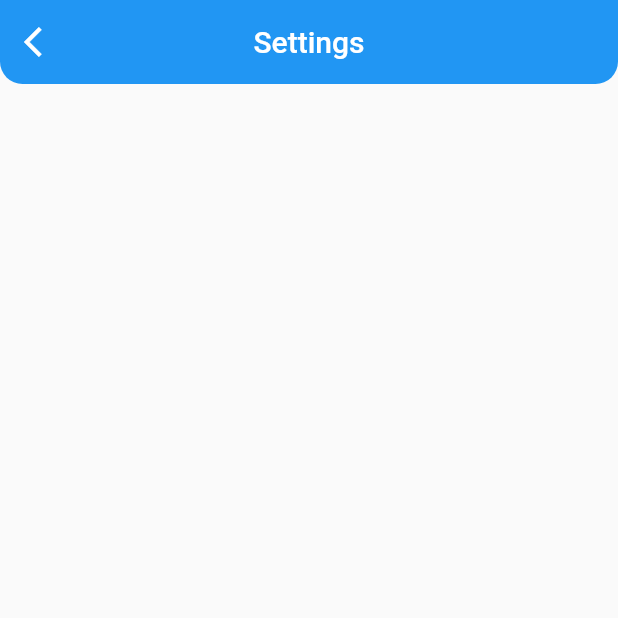
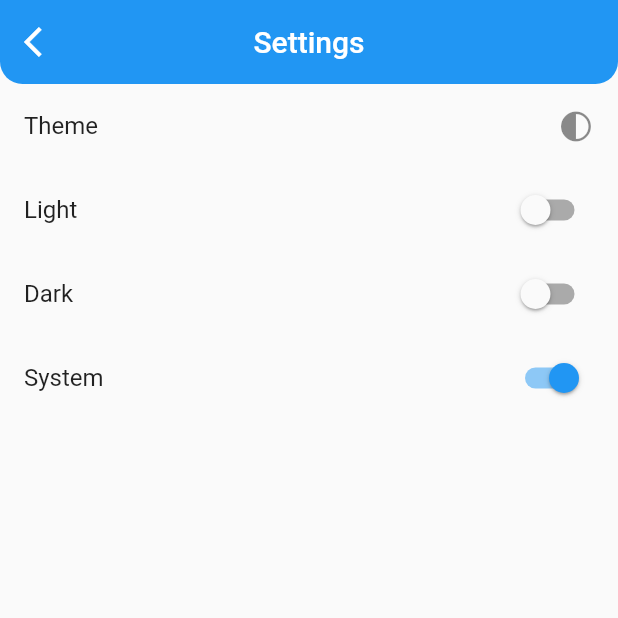
Before and after one commit to Aman-Singh-Walia/planner, a Flutter app: the screen it shows after launch, after a tap on the "settings" icon, on a phone screen of 412 x 824 dp, the top half of it. Run offline on Flutter 3.47's test engine with Material 2 defaults, Android fonts, the phone set to English and light mode, and no system bars; our stand-ins replace hive, hive_flutter; accounts and stored records are empty.

Commit message:
dark and light theme implemented

```diff
--- a/lib/main.dart
+++ b/lib/main.dart
@@ -9,6 +9,7 @@ void main() async {
   await Hive.initFlutter();
   Hive.registerAdapter(TaskAdapter());
   await Hive.openBox<Task>('usertasks');
+  await Hive.openBox<String>('appTheme');
   runApp(const MyApp());
 }
 
@@ -17,18 +18,30 @@ class MyApp extends StatelessWidget {
 
   @override
   Widget build(BuildContext context) {
+    return ValueListenableBuilder(
+        valueListenable: Hive.box<String>('appTheme').listenable(),
+        builder: (context, value, child) {
+          final b = Hive.box<String>('appTheme');
+          final themeChoice = b.get('themeChoice');
           return MaterialApp(
+            themeMode: themeChoice == 'dark'
+                ? ThemeMode.dark
+                : themeChoice == 'light'
+                    ? ThemeMode.light
+                    : ThemeMode.system,
             theme: ThemeData(
                 appBarTheme: const AppBarTheme(
                     shape: RoundedRectangleBorder(
-                  borderRadius:
-                      BorderRadius.vertical(bottom: Radius.circular(15.0))),
+                        borderRadius: BorderRadius.vertical(
+                            bottom: Radius.circular(15.0))),
                     elevation: 0.0,
-              systemOverlayStyle:
-                  SystemUiOverlayStyle(statusBarColor: Colors.transparent),
+                    systemOverlayStyle: SystemUiOverlayStyle(
+                        statusBarColor: Colors.transparent),
                     color: Colors.blue)),
+            darkTheme: ThemeData(colorScheme: const ColorScheme.dark()),
             debugShowCheckedModeBanner: false,
             home: const HomePage(),
           );
+        });
   }
 }
--- a/lib/pages/settings_page.dart
+++ b/lib/pages/settings_page.dart
@@ -1,4 +1,6 @@
+import 'package:flutter/cupertino.dart';
 import 'package:flutter/material.dart';
+import 'package:hive_flutter/hive_flutter.dart';
 
 class SettingsPage extends StatefulWidget {
   const SettingsPage({super.key});
@@ -8,6 +10,8 @@ class SettingsPage extends StatefulWidget {
 }
 
 class _SettingsPageState extends State<SettingsPage> {
+  String currentTheme = 'system';
+
   @override
   Widget build(BuildContext context) {
     return Scaffold(
@@ -18,6 +22,47 @@ class _SettingsPageState extends State<SettingsPage> {
               },
               icon: const Icon(Icons.arrow_back_ios)),
           centerTitle: true,
-            title: const Text('Settings')));
+          title: const Text('Settings')),
+      body: ValueListenableBuilder(
+        valueListenable: Hive.box<String>('appTheme').listenable(),
+        builder: (context, value, child) {
+          final b = Hive.box<String>('appTheme');
+          final themeChoice = b.get('themeChoice');
+          currentTheme = themeChoice ?? 'system';
+          return ListView(
+            children: [
+              ListTile(
+                title: const Text('Theme'),
+                trailing: Icon(
+                  currentTheme == 'dark'
+                      ? CupertinoIcons.moon_fill
+                      : currentTheme == 'light'
+                          ? CupertinoIcons.brightness_solid
+                          : CupertinoIcons.circle_lefthalf_fill,
+                ),
+              ),
+              SwitchListTile(
+                  title: const Text('Light'),
+                  value: currentTheme == "light",
+                  onChanged: (v) {
+                    b.put('themeChoice', 'light');
+                  }),
+              SwitchListTile(
+                  title: const Text('Dark'),
+                  value: currentTheme == "dark",
+                  onChanged: (v) {
+                    b.put('themeChoice', 'dark');
+                  }),
+              SwitchListTile(
+                  title: const Text('System'),
+                  value: currentTheme == "system",
+                  onChanged: (v) {
+                    b.put('themeChoice', 'system');
+                  })
+            ],
+          );
+        },
+      ),
+    );
   }
 }
```
Lines whose indentation alone changed are shown as unchanged.
